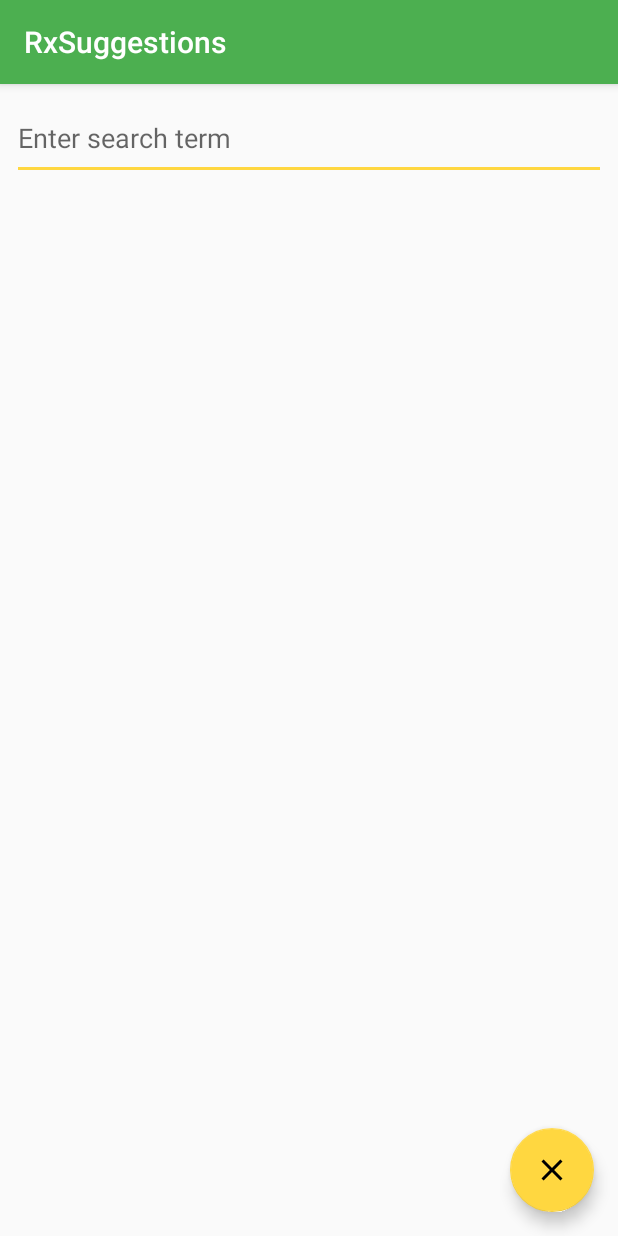
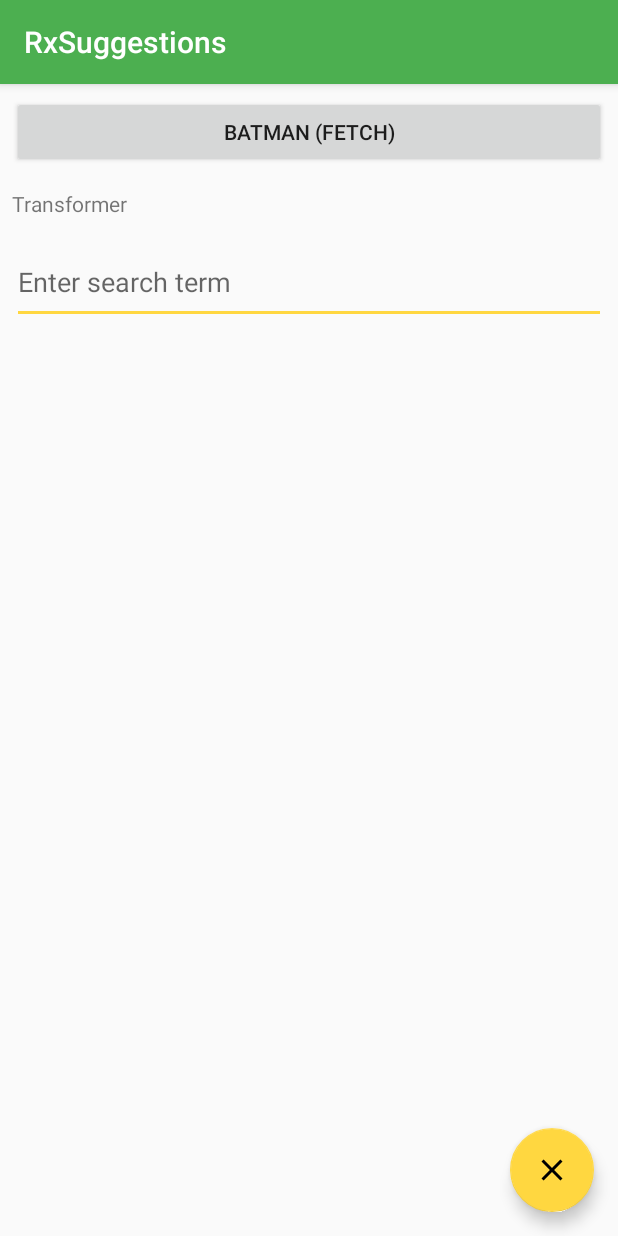
Before and after one commit to arunkumar9t2/rxSuggestions, an Android app: the screen it shows after launch (MainActivity), on a phone screen of 412 x 824 dp. Run offline under Robolectric (Android 15) with nearby library versions, the phone set to English and light mode, and no system bars; our stand-ins replace ButterKnife; libraries missing offline, so code that uses them is left out: com.jakewharton.rxbinding, rx.android.schedulers, rx.functions, rx.schedulers, rx.subscriptions; 1 statement that could not run was skipped.

Commit message:
Add sample for fetch.

```diff
--- a/sample/src/main/res/layout/content_main.xml
+++ b/sample/src/main/res/layout/content_main.xml
@@ -25,6 +25,18 @@
     tools:context="in.arunkumarsampath.suggestions.sample.MainActivity"
     tools:showIn="@layout/activity_main">
 
+    <android.support.v7.widget.AppCompatButton
+        android:id="@+id/fetchButton"
+        android:layout_width="match_parent"
+        android:layout_height="wrap_content"
+        android:text="@string/batman" />
+
+    <TextView
+        android:layout_width="match_parent"
+        android:layout_height="48dp"
+        android:gravity="center_vertical"
+        android:text="@string/transformer" />
+
     <EditText
         android:id="@+id/search_box"
         android:layout_width="match_parent"
--- a/sample/src/main/res/values/strings.xml
+++ b/sample/src/main/res/values/strings.xml
@@ -17,4 +17,6 @@
 <resources>
     <string name="app_name">RxSuggestions</string>
     <string name="enter_search_term">Enter search term</string>
+    <string name="transformer">Transformer</string>
+    <string name="batman">Batman (fetch)</string>
 </resources>
```
Also changed, not shown: sample/src/main/java/in/arunkumarsampath/suggestions/sample/MainActivity.java (+20 -0 lines).
